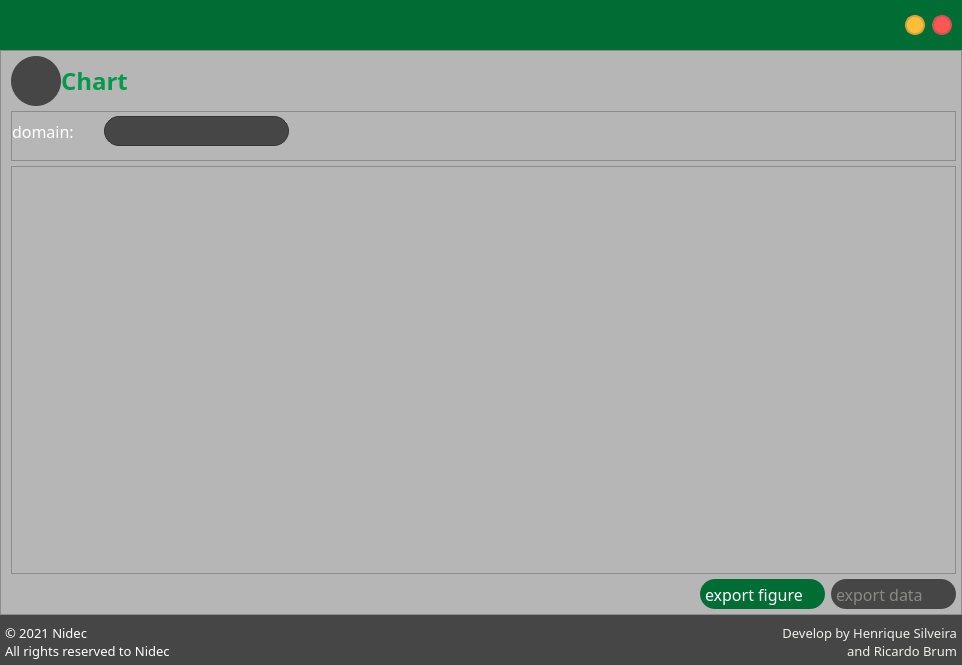
henriquealende/PsychoBox, file Forms/graph.ui: the form before one commit.
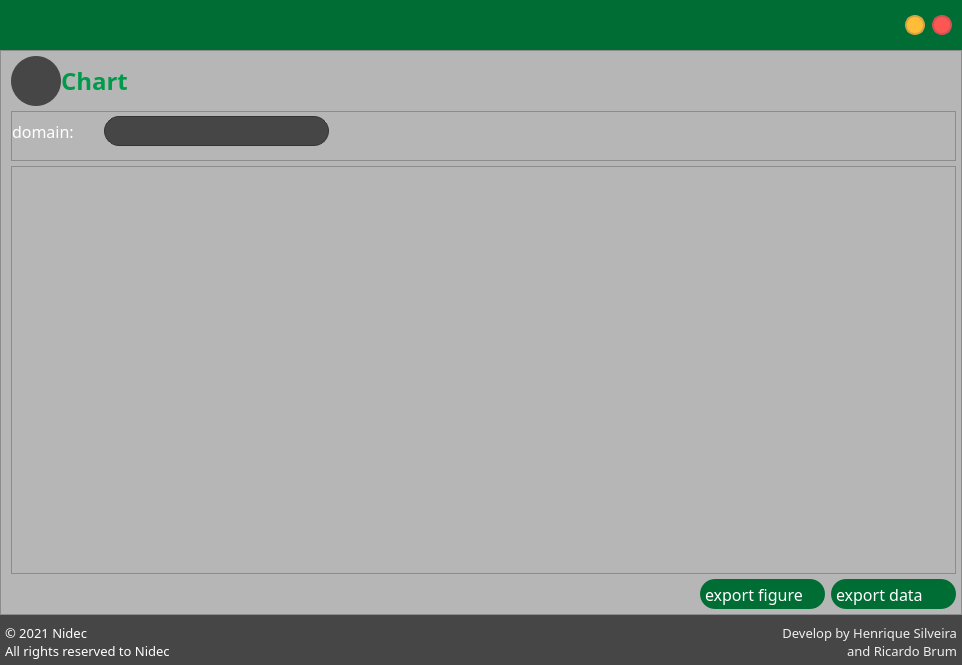
The form after the commit. Icons and pictures are not drawn.

What changed in the file:
```diff
--- a/Forms/graph.ui
+++ b/Forms/graph.ui
@@ -475,7 +475,7 @@
                  </property>
                  <property name="minimumSize">
                   <size>
-                   <width>220</width>
+                   <width>260</width>
                    <height>30</height>
                   </size>
                  </property>
@@ -679,7 +679,7 @@
                <item>
                 <widget class="QPushButton" name="exportButton">
                  <property name="enabled">
-                  <bool>false</bool>
+                  <bool>true</bool>
                  </property>
                  <property name="minimumSize">
                   <size>
```
